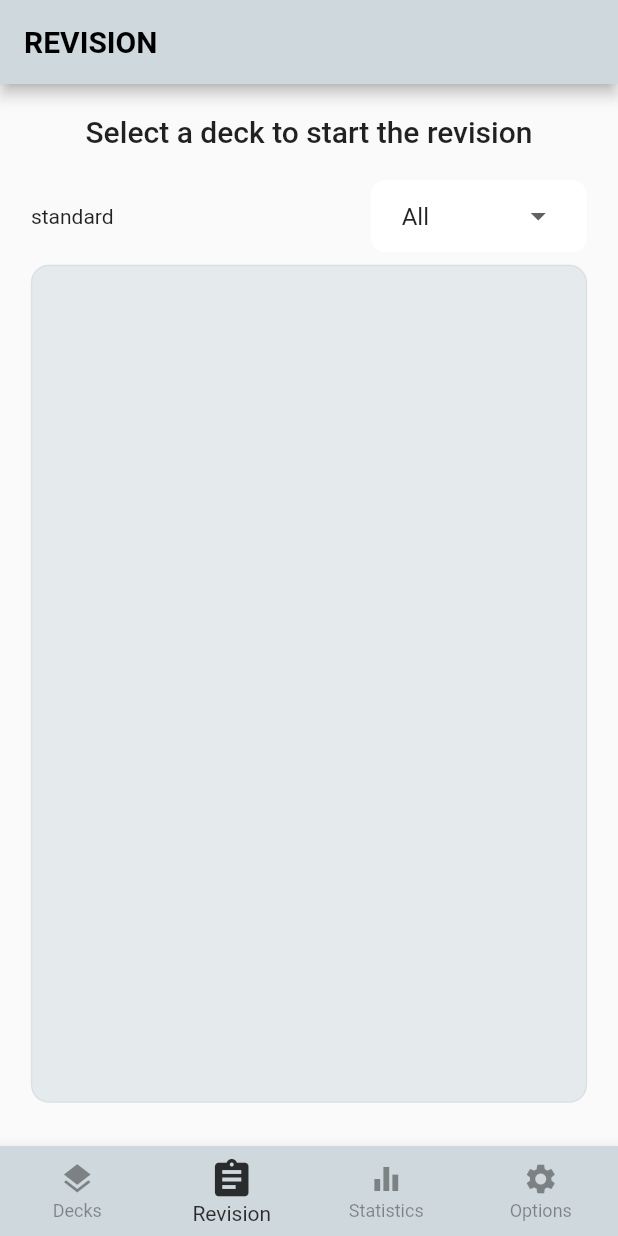
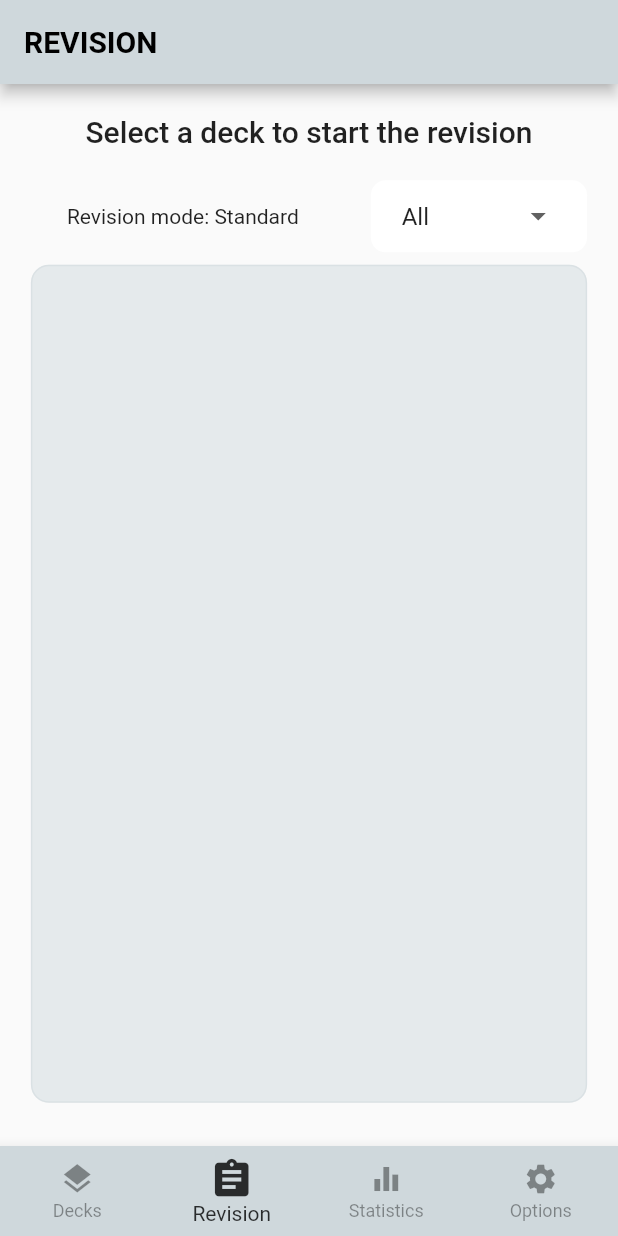
Before and after one commit to ztcjoe93/studybuddy, a Flutter app: the screen it shows after launch, item 2 of the bottom bar chosen, on a phone screen of 412 x 824 dp. Run offline on Flutter 3.47's test engine with Material 2 defaults, Android fonts, the phone set to English and light mode, and no system bars; our stand-ins replace charts_flutter, shared_preferences, sqflite; accounts and stored records are empty.

```diff
--- a/lib/Revision/Revision.dart
+++ b/lib/Revision/Revision.dart
@@ -4,6 +4,7 @@ import 'package:provider/provider.dart';
 import 'package:studybuddy/Objects/objects.dart';
 import 'package:studybuddy/Providers/OverallState.dart';
 
+import '../Utilities.dart';
 import '../Providers/DecksState.dart';
 import 'RevisionSession.dart';
 
@@ -33,7 +34,10 @@ class _RevisionState extends State<Revision> {
           Row(
             mainAxisAlignment: MainAxisAlignment.spaceBetween,
             children: [
-              Text(Provider.of<OverallState>(context, listen: true).revision),
+              Padding(
+                padding: const EdgeInsets.only(left: 24.0),
+                child: Text("Revision mode: ${firstUpper(Provider.of<OverallState>(context, listen: true).revision)}"),
+              ),
               Container(
                 width: MediaQuery.of(context).size.width * 0.35,
                 padding: EdgeInsets.symmetric(
--- a/lib/Utilities.dart
+++ b/lib/Utilities.dart
@@ -8,3 +8,14 @@ ranStr(int length){
       length, (_) => _chars.codeUnitAt(_ran.nextInt(length)))
   );
 }
+
+firstUpper(String s){
+  if(s.length < 2){
+    return s.toUpperCase();
+  } else if (s.length < 1){
+    return null;
+  } else {
+    var f = s.substring(0, 1).toUpperCase();
+    return f + s.substring(1);
+  }
+}
```
Also changed, not shown: lib/Revision/RevisionSession.dart (+80 -16 lines), 12 other files.
